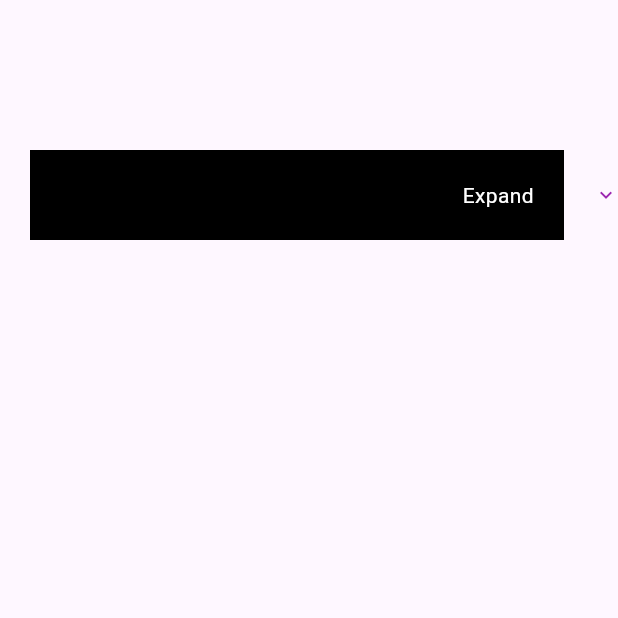
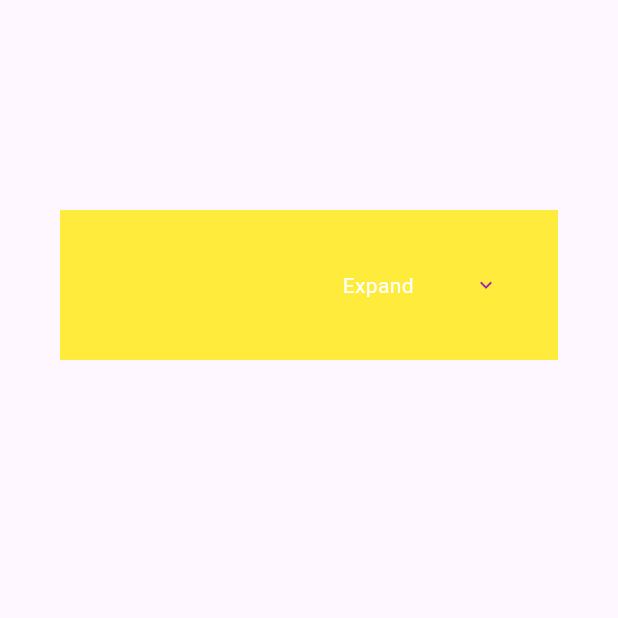
Before and after one commit to juni12891226/expandi-juni1289, a Flutter app: the screen it shows after launch, on a phone screen of 412 x 824 dp, the top half of it. Run offline on Flutter 3.47's test engine with Material 3 defaults, Android fonts, the phone set to English and light mode, and no system bars.

Commit message:
package updated with smooth animation

```diff
--- a/example/lib/main.dart
+++ b/example/lib/main.dart
@@ -1,4 +1,3 @@
-import 'package:expandi_juni1289/expandi_juni1289.dart';
 import 'package:flutter/material.dart';
 
 void main() {
@@ -29,24 +28,28 @@ class MyHomePage extends StatefulWidget {
 
 class _MyHomePageState extends State<MyHomePage> {
   bool expanded = false;
+
   @override
   Widget build(BuildContext context) {
     return Scaffold(
         body: Container(
-        margin: EdgeInsetsDirectional.only(top: 100),
+          margin: const EdgeInsetsDirectional.only(top: 100),
           child: Expandi(
-          expandableChildAnimationMilliSecondsDuration: 300,//optional
+            expandableChildAnimationMilliSecondsDuration: 500,
+            expandableIconAnimationMilliSecondsDuration: 1,
+            //optional
             onExpandCollapseCallback: (bool isExpanded) {
               setState(() {
                 expanded = !isExpanded;
               });
             },
+            marginBetweenExpandableIcon: 40,
             isExpanded: expanded,
-          headerWidget: Container(
-            padding: const EdgeInsets.only(top: 20, bottom: 20, right: 20),
-            margin: const EdgeInsets.only(left: 20, right: 20),
-            color: Colors.black,
-            child: const Row(
+            headerContainerDecoration: const BoxDecoration(color: Colors.yellow),
+            headerContainerMargin: const EdgeInsetsDirectional.all(40),
+            headerContainerPadding: const EdgeInsetsDirectional.all(40),
+
+            headerWidget: const Row(
               mainAxisSize: MainAxisSize.max,
               mainAxisAlignment: MainAxisAlignment.start,
               crossAxisAlignment: CrossAxisAlignment.start,
@@ -58,7 +61,6 @@ class _MyHomePageState extends State<MyHomePage> {
                       textAlign: TextAlign.end,
                     ))
               ],
-            ),
             ),
             expandableChild: Container(
               padding: const EdgeInsets.only(top: 20, bottom: 20, left: 12, right: 12),
@@ -74,3 +76,121 @@ class _MyHomePageState extends State<MyHomePage> {
     );
   }
 }
+
+
+class Expandi extends StatefulWidget {
+  ///if widget is expanded or not
+  final bool isExpanded;
+
+  ///widget below the header widget
+  ///expandable widget
+  final Widget expandableChild;
+
+  ///top header
+  ///non expandable widget
+  final Widget headerWidget;
+
+  ///expandable child animation duration default is 500 ms
+  final int expandableChildAnimationMilliSecondsDuration;
+
+  ///icon animation duration default is 300 ms
+  final int expandableIconAnimationMilliSecondsDuration;
+
+  ///callback fired, when the widget
+  ///change its state from collapse to expand and vice versa
+  final Function(bool isExpanded) onExpandCollapseCallback;
+
+  ///margin between the header widget and the icon (if provided)
+  final double marginBetweenExpandableIcon;
+
+  ///expandable icon widget can by any widget (icon)
+  final Widget? expandableIconWidget;
+
+  final BoxDecoration? headerContainerDecoration;
+  final EdgeInsetsDirectional? headerContainerPadding;
+  final EdgeInsetsDirectional? headerContainerMargin;
+
+  const Expandi({Key? key,
+    this.expandableIconWidget,
+    this.headerContainerMargin,
+    this.headerContainerPadding,
+    this.headerContainerDecoration,
+    this.marginBetweenExpandableIcon = 0,
+    required this.onExpandCollapseCallback,
+    required this.headerWidget,
+    required this.isExpanded,
+    required this.expandableChild,
+    this.expandableChildAnimationMilliSecondsDuration = 1000,
+    this.expandableIconAnimationMilliSecondsDuration = 500})
+      : super(key: key);
+
+  @override
+  State<Expandi> createState() => _ExpandiState();
+}
+
+class _ExpandiState extends State<Expandi> with TickerProviderStateMixin {
+  late AnimationController controller;
+ late Animation<double> animation;
+
+  @override
+  void initState() {
+    super.initState();
+    controller = AnimationController(
+      duration:  Duration(milliseconds: widget.expandableChildAnimationMilliSecondsDuration),
+      vsync: this,
+    );
+    animation = CurvedAnimation(
+      parent: controller,
+      curve: Curves.fastLinearToSlowEaseIn,
+    );
+  }
+
+
+  @override
+  void dispose() {
+    controller.dispose();
+    super.dispose();
+  }
+
+  @override
+  Widget build(BuildContext context) {
+    return Column(mainAxisSize: MainAxisSize.min, mainAxisAlignment: MainAxisAlignment.start, crossAxisAlignment: CrossAxisAlignment.stretch, children: [
+      GestureDetector(
+        onTap: () {
+          widget.onExpandCollapseCallback(widget.isExpanded);
+          if (animation.status != AnimationStatus.completed) {
+            controller.forward();
+          } else {
+            controller.animateBack(0, duration: Duration(milliseconds: widget.expandableChildAnimationMilliSecondsDuration));
+          }
+        },
+        child: Container(
+          decoration: widget.headerContainerDecoration,
+          padding: widget.headerContainerPadding,
+          margin: widget.headerContainerMargin,
+          child: Row(mainAxisSize: MainAxisSize.max, mainAxisAlignment: MainAxisAlignment.start, crossAxisAlignment: CrossAxisAlignment.center, children: [
+            Expanded(
+                child: widget.headerWidget),
+
+            SizedBox(width: widget.marginBetweenExpandableIcon),
+            GestureDetector(
+                onTap: () {
+                  widget.onExpandCollapseCallback(widget.isExpanded);
+                },
+                child: AnimatedRotation(
+                  turns: widget.isExpanded ? 0.5 : 0,
+                  duration: Duration(milliseconds: widget.expandableIconAnimationMilliSecondsDuration),
+                  child: widget.expandableIconWidget ?? const Icon(Icons.keyboard_arrow_down, size: 16, color: Colors.purple,),
+                )),
+          ]),
+        ),
+      ),
+      SizeTransition(
+        sizeFactor: animation,
+        axis: Axis.vertical,
+        child:Container(child: widget.expandableChild)
+        ),
+
+    ]);
+  }
+}
--- a/example/pubspec.yaml
+++ b/example/pubspec.yaml
@@ -30,8 +30,6 @@ environment:
 dependencies:
   flutter:
     sdk: flutter
-
-  expandi_juni1289: ^0.0.3
 
   # The following adds the Cupertino Icons font to your application.
   # Use with the CupertinoIcons class for iOS style icons.
--- a/lib/expandi_juni1289.dart
+++ b/lib/expandi_juni1289.dart
@@ -28,56 +28,70 @@ class Expandi extends StatefulWidget {
   ///expandable icon widget can by any widget (icon)
   final Widget? expandableIconWidget;
 
-  ///padding to the end of header widget
-  final double headerWidgetEndPadding;
+  final BoxDecoration? headerContainerDecoration;
+  final EdgeInsetsDirectional? headerContainerPadding;
+  final EdgeInsetsDirectional? headerContainerMargin;
 
   const Expandi(
       {Key? key,
       this.expandableIconWidget,
+      this.headerContainerMargin,
+      this.headerContainerPadding,
+      this.headerContainerDecoration,
       this.marginBetweenExpandableIcon = 0,
       required this.onExpandCollapseCallback,
       required this.headerWidget,
       required this.isExpanded,
       required this.expandableChild,
-      this.expandableChildAnimationMilliSecondsDuration = 850,
-      this.expandableIconAnimationMilliSecondsDuration = 500,
-      this.headerWidgetEndPadding = 0})
+      this.expandableChildAnimationMilliSecondsDuration = 1000,
+      this.expandableIconAnimationMilliSecondsDuration = 500})
       : super(key: key);
 
   @override
   State<Expandi> createState() => _ExpandiState();
 }
 
-class _ExpandiState extends State<Expandi> with SingleTickerProviderStateMixin {
-  AnimationController? _controller;
+class _ExpandiState extends State<Expandi> with TickerProviderStateMixin {
+  late AnimationController controller;
+  late Animation<double> animation;
 
   @override
   void initState() {
     super.initState();
-    _controller = AnimationController(
+    controller = AnimationController(
+      duration: Duration(milliseconds: widget.expandableChildAnimationMilliSecondsDuration),
       vsync: this,
-      duration: Duration(milliseconds: widget.expandableIconAnimationMilliSecondsDuration),
-      upperBound: 0.5,
+    );
+    animation = CurvedAnimation(
+      parent: controller,
+      curve: Curves.fastLinearToSlowEaseIn,
     );
   }
 
   @override
   void dispose() {
-    _controller?.dispose();
+    controller.dispose();
     super.dispose();
   }
 
   @override
   Widget build(BuildContext context) {
     return Column(mainAxisSize: MainAxisSize.min, mainAxisAlignment: MainAxisAlignment.start, crossAxisAlignment: CrossAxisAlignment.stretch, children: [
-      Row(mainAxisSize: MainAxisSize.max, mainAxisAlignment: MainAxisAlignment.start, crossAxisAlignment: CrossAxisAlignment.center, children: [
-        Expanded(
-            child: GestureDetector(
+      GestureDetector(
         onTap: () {
           widget.onExpandCollapseCallback(widget.isExpanded);
+          if (animation.status != AnimationStatus.completed) {
+            controller.forward();
+          } else {
+            controller.animateBack(0, duration: Duration(milliseconds: widget.expandableChildAnimationMilliSecondsDuration));
+          }
         },
-                child: widget.headerWidget)),
-
+        child: Container(
+          decoration: widget.headerContainerDecoration,
+          padding: widget.headerContainerPadding,
+          margin: widget.headerContainerMargin,
+          child: Row(mainAxisSize: MainAxisSize.max, mainAxisAlignment: MainAxisAlignment.start, crossAxisAlignment: CrossAxisAlignment.center, children: [
+            Expanded(child: widget.headerWidget),
             SizedBox(width: widget.marginBetweenExpandableIcon),
             GestureDetector(
                 onTap: () {
@@ -85,16 +99,18 @@ class _ExpandiState extends State<Expandi> with SingleTickerProviderStateMixin {
                 },
                 child: AnimatedRotation(
                   turns: widget.isExpanded ? 0.5 : 0,
-                duration:  Duration(milliseconds:widget.expandableIconAnimationMilliSecondsDuration),
-                child: widget.expandableIconWidget??const Icon(Icons.keyboard_arrow_down,size: 16,color: Colors.purple,),
+                  duration: Duration(milliseconds: widget.expandableIconAnimationMilliSecondsDuration),
+                  child: widget.expandableIconWidget ??
+                      const Icon(
+                        Icons.keyboard_arrow_down,
+                        size: 16,
+                        color: Colors.purple,
+                      ),
                 )),
-          SizedBox(width: widget.headerWidgetEndPadding)
-
           ]),
-      AnimatedSize(
-          duration: Duration(milliseconds: widget.expandableChildAnimationMilliSecondsDuration),
-          curve: Curves.fastOutSlowIn,
-          child: widget.isExpanded ? widget.expandableChild : const SizedBox(height: 0, width: 0))
+        ),
+      ),
+      SizeTransition(sizeFactor: animation, axis: Axis.vertical, child: Container(child: widget.expandableChild)),
     ]);
   }
 }
--- a/pubspec.yaml
+++ b/pubspec.yaml
@@ -1,6 +1,6 @@
 name: expandi_juni1289
 description: A Flutter widget that can expand and collapse with animation
-version: 0.0.4
+version: 0.0.5
 homepage: https://github.com/juni12891226/expandi-juni1289
 
 environment:
```
Lines whose indentation alone changed are shown as unchanged.
